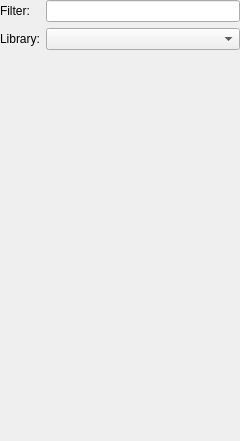
This is src/libgui/objectmanipulator_q.ui in fwbuilder/fwbuilder as Qt 5 draws it before an edit. The edited form follows.
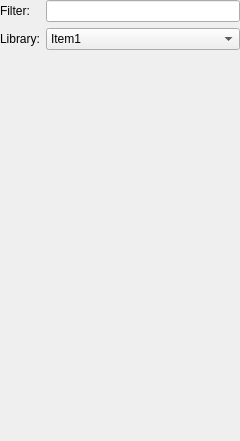
This is the edited form. Custom widgets are drawn as their Qt base class.

Commit message: see #2489 removed custom stylesheet from the library selector widget, this made letters of the active item appear white. Text is now visible on the dark blue background and should work correctly regardless of the theme chosen by the user

```diff
--- a/src/libgui/objectmanipulator_q.ui
+++ b/src/libgui/objectmanipulator_q.ui
@@ -62,10 +62,22 @@
 &lt;p style=&quot; margin-top:0px; margin-bottom:0px; margin-left:0px; margin-right:0px; -qt-block-indent:0; text-indent:0px;&quot;&gt;that ships with the package. Library &lt;span style=&quot; font-weight:600;&quot;&gt;&amp;quot;User&amp;quot;&lt;/span&gt;&lt;/p&gt;
 &lt;p style=&quot; margin-top:0px; margin-bottom:0px; margin-left:0px; margin-right:0px; -qt-block-indent:0; text-indent:0px;&quot;&gt;is where you create your own objects.&lt;/p&gt;&lt;/body&gt;&lt;/html&gt;</string>
        </property>
-       <property name="styleSheet">
-        <string notr="true">QComboBox { padding: 2px;}
-</string>
+       <property name="autoFillBackground">
+        <bool>false</bool>
        </property>
+       <property name="frame">
+        <bool>true</bool>
+       </property>
+       <item>
+        <property name="text">
+         <string>Item1 </string>
+        </property>
+       </item>
+       <item>
+        <property name="text">
+         <string>Item 2</string>
+        </property>
+       </item>
       </widget>
      </item>
      <item row="0" column="1">
```
Left out of the diff: 3 changed lines with no effect on the pictures. The commit also changes 1 other file.
